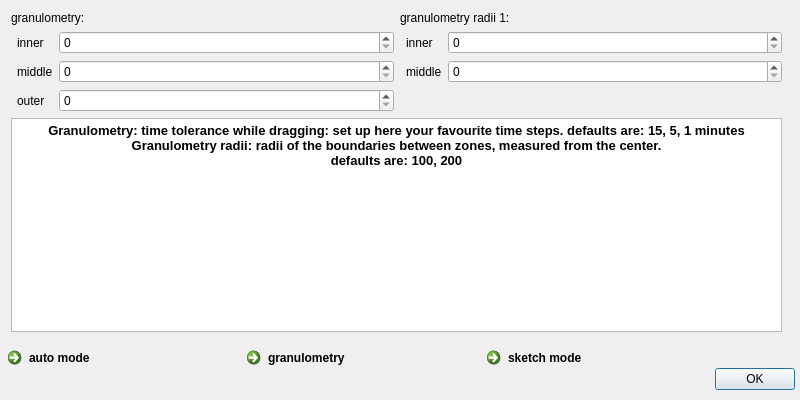
Qt form src/settings_3.ui (deddu/todoy_legacy) before a commit.
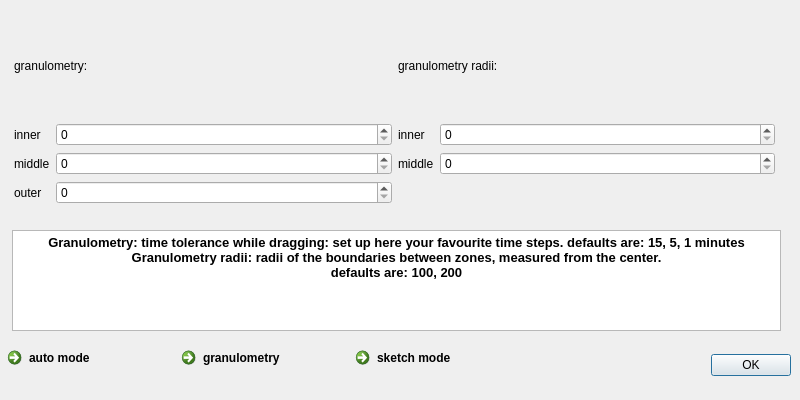
The same form after that commit.

The edit to the form file:
```diff
--- a/src/settings_3.ui
+++ b/src/settings_3.ui
@@ -107,31 +107,50 @@
     </widget>
    </widget>
    <widget class="QWidget" name="page_2">
-    <widget class="QWidget" name="layoutWidget">
+    <widget class="QTextBrowser" name="textBrowser">
      <property name="geometry">
       <rect>
-       <x>11</x>
-       <y>11</y>
-       <width>771</width>
-       <height>321</height>
+       <x>12</x>
+       <y>230</y>
+       <width>769</width>
+       <height>101</height>
       </rect>
      </property>
-     <layout class="QVBoxLayout" name="verticalLayout">
-      <item>
-       <layout class="QHBoxLayout" name="horizontalLayout_3">
-        <item>
-         <layout class="QFormLayout" name="formLayout_2">
-          <property name="fieldGrowthPolicy">
-           <enum>QFormLayout::AllNonFixedFieldsGrow</enum>
-          </property>
-          <item row="0" column="0" colspan="2">
+     <property name="html">
+      <string>&lt;!DOCTYPE HTML PUBLIC &quot;-//W3C//DTD HTML 4.0//EN&quot; &quot;http://www.w3.org/TR/REC-html40/strict.dtd&quot;&gt;
+&lt;html&gt;&lt;head&gt;&lt;meta name=&quot;qrichtext&quot; content=&quot;1&quot; /&gt;&lt;style type=&quot;text/css&quot;&gt;
+p, li { white-space: pre-wrap; }
+&lt;/style&gt;&lt;/head&gt;&lt;body style=&quot; font-family:'Droid Sans'; font-size:18pt; font-weight:400; font-style:normal;&quot;&gt;
+&lt;p align=&quot;center&quot; style=&quot; margin-top:0px; margin-bottom:0px; margin-left:0px; margin-right:0px; -qt-block-indent:0; text-indent:0px;&quot;&gt;&lt;span style=&quot; font-size:10pt; font-weight:600;&quot;&gt;Granulometry: time tolerance while dragging: set up here your favourite time steps. defaults are: 15, 5, 1 minutes&lt;/span&gt;&lt;/p&gt;
+&lt;p align=&quot;center&quot; style=&quot; margin-top:0px; margin-bottom:0px; margin-left:0px; margin-right:0px; -qt-block-indent:0; text-indent:0px;&quot;&gt;&lt;span style=&quot; font-size:10pt; font-weight:600;&quot;&gt;Granulometry radii: radii of the boundaries between zones, measured from the center.&lt;/span&gt;&lt;/p&gt;
+&lt;p align=&quot;center&quot; style=&quot; margin-top:0px; margin-bottom:0px; margin-left:0px; margin-right:0px; -qt-block-indent:0; text-indent:0px;&quot;&gt;&lt;span style=&quot; font-size:10pt; font-weight:600;&quot;&gt;defaults are: 100, 200&lt;/span&gt;&lt;/p&gt;&lt;/body&gt;&lt;/html&gt;</string>
+     </property>
+    </widget>
+    <widget class="QWidget" name="">
+     <property name="geometry">
+      <rect>
+       <x>14</x>
+       <y>14</y>
+       <width>761</width>
+       <height>211</height>
+      </rect>
+     </property>
+     <layout class="QGridLayout" name="gridLayout">
+      <item row="0" column="0">
            <widget class="QLabel" name="label_4">
             <property name="text">
              <string>granulometry:</string>
             </property>
            </widget>
           </item>
-          <item row="1" column="1">
+      <item row="0" column="1">
+       <widget class="QLabel" name="label_5">
+        <property name="text">
+         <string>granulometry radii:</string>
+        </property>
+       </widget>
+      </item>
+      <item row="1" column="0">
            <layout class="QFormLayout" name="formLayout_6">
             <item row="0" column="0">
              <widget class="QLabel" name="label_12">
@@ -165,17 +184,6 @@
             </item>
            </layout>
           </item>
-         </layout>
-        </item>
-        <item>
-         <layout class="QFormLayout" name="formLayout_3">
-          <item row="0" column="0" colspan="2">
-           <widget class="QLabel" name="label_5">
-            <property name="text">
-             <string>granulometry radii 1:</string>
-            </property>
-           </widget>
-          </item>
           <item row="1" column="1">
            <layout class="QFormLayout" name="formLayout_7">
             <item row="0" column="0">
@@ -201,23 +209,6 @@
            </layout>
           </item>
          </layout>
-        </item>
-       </layout>
-      </item>
-      <item>
-       <widget class="QTextBrowser" name="textBrowser">
-        <property name="html">
-         <string>&lt;!DOCTYPE HTML PUBLIC &quot;-//W3C//DTD HTML 4.0//EN&quot; &quot;http://www.w3.org/TR/REC-html40/strict.dtd&quot;&gt;
-&lt;html&gt;&lt;head&gt;&lt;meta name=&quot;qrichtext&quot; content=&quot;1&quot; /&gt;&lt;style type=&quot;text/css&quot;&gt;
-p, li { white-space: pre-wrap; }
-&lt;/style&gt;&lt;/head&gt;&lt;body style=&quot; font-family:'Droid Sans'; font-size:18pt; font-weight:400; font-style:normal;&quot;&gt;
-&lt;p align=&quot;center&quot; style=&quot; margin-top:0px; margin-bottom:0px; margin-left:0px; margin-right:0px; -qt-block-indent:0; text-indent:0px;&quot;&gt;&lt;span style=&quot; font-size:10pt; font-weight:600;&quot;&gt;Granulometry: time tolerance while dragging: set up here your favourite time steps. defaults are: 15, 5, 1 minutes&lt;/span&gt;&lt;/p&gt;
-&lt;p align=&quot;center&quot; style=&quot; margin-top:0px; margin-bottom:0px; margin-left:0px; margin-right:0px; -qt-block-indent:0; text-indent:0px;&quot;&gt;&lt;span style=&quot; font-size:10pt; font-weight:600;&quot;&gt;Granulometry radii: radii of the boundaries between zones, measured from the center.&lt;/span&gt;&lt;/p&gt;
-&lt;p align=&quot;center&quot; style=&quot; margin-top:0px; margin-bottom:0px; margin-left:0px; margin-right:0px; -qt-block-indent:0; text-indent:0px;&quot;&gt;&lt;span style=&quot; font-size:10pt; font-weight:600;&quot;&gt;defaults are: 100, 200&lt;/span&gt;&lt;/p&gt;&lt;/body&gt;&lt;/html&gt;</string>
-        </property>
-       </widget>
-      </item>
-     </layout>
     </widget>
    </widget>
    <widget class="QWidget" name="page_4">
@@ -293,25 +284,12 @@
     </widget>
    </widget>
   </widget>
-  <widget class="QDialogButtonBox" name="buttonBox">
-   <property name="geometry">
-    <rect>
-     <x>600</x>
-     <y>360</y>
-     <width>195</width>
-     <height>38</height>
-    </rect>
-   </property>
-   <property name="standardButtons">
-    <set>QDialogButtonBox::Ok</set>
-   </property>
-  </widget>
   <widget class="QWidget" name="layoutWidget_3">
    <property name="geometry">
     <rect>
      <x>0</x>
      <y>340</y>
-     <width>712</width>
+     <width>791</width>
      <height>51</height>
     </rect>
    </property>
@@ -337,6 +315,13 @@
       </property>
      </widget>
     </item>
+    <item>
+     <widget class="QDialogButtonBox" name="buttonBox">
+      <property name="standardButtons">
+       <set>QDialogButtonBox::Ok</set>
+      </property>
+     </widget>
+    </item>
    </layout>
   </widget>
  </widget>
```
Lines whose indentation alone changed are shown as unchanged.
